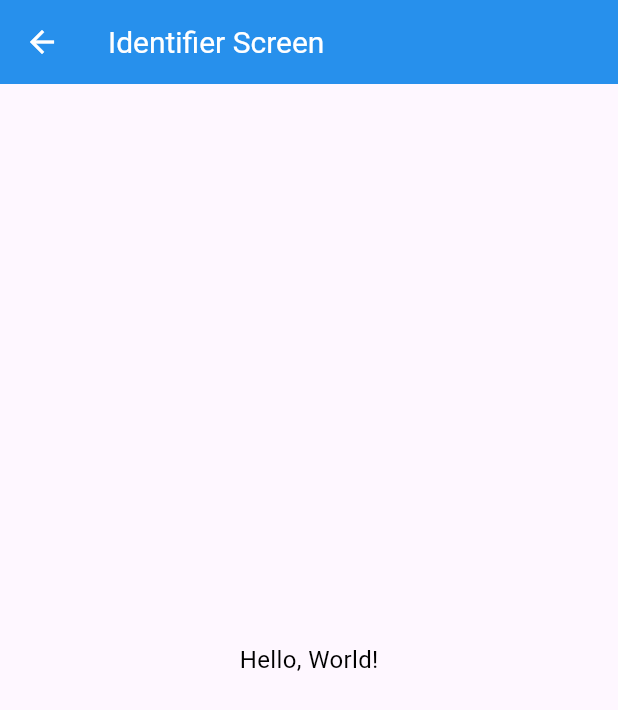
After one commit to Fabian-Castro-C/Nastid, a Flutter app: the IdentifierScreen screen opened directly, on a phone screen of 412 x 824 dp. The commit adds this screen. Shown: the top 710 px of the screen. Run offline on Flutter 3.47's test engine with Material 3 defaults, Android fonts, the phone set to English and light mode, and no system bars; our stand-ins replace go_router, google_fonts; missing offline and left inert: file_selector.

Commit message:
Se añade el router.dart del proyecto y una simple pagina para identifier_screen

```diff
--- a/lib/presentation/screens/home/import_folder_button.dart
+++ b/lib/presentation/screens/home/import_folder_button.dart
@@ -9,7 +9,7 @@ class ImportFolderButton extends StatelessWidget {
     return ElevatedButton(
       onPressed: () async {
         final result = await getDirectoryPath();
-        print('Hola');
+        print('Directorio seleccionado: $result');
       },
       child: const Text('Abrir Carpeta'),
     );
--- /dev/null
+++ b/lib/presentation/screens/identifier/identifier_screen.dart
@@ -0,0 +1,17 @@
+import 'package:flutter/material.dart';
+
+class IdentifierScreen extends StatelessWidget {
+  const IdentifierScreen({super.key});
+
+  @override
+  Widget build(BuildContext context) {
+    return Scaffold(
+      appBar: AppBar(
+        title: const Text('Identifier Screen'),
+      ),
+      body: const Center(
+        child: Text('Hello, World!'),
+      ),
+    );
+  }
+}
--- a/lib/presentation/screens/screens.dart
+++ b/lib/presentation/screens/screens.dart
@@ -1 +1,2 @@
 export './home/home.dart';
+export 'identifier/identifier_screen.dart';
```
Also changed, not shown: lib/config/router/router.dart (added, +19 -0 lines).
